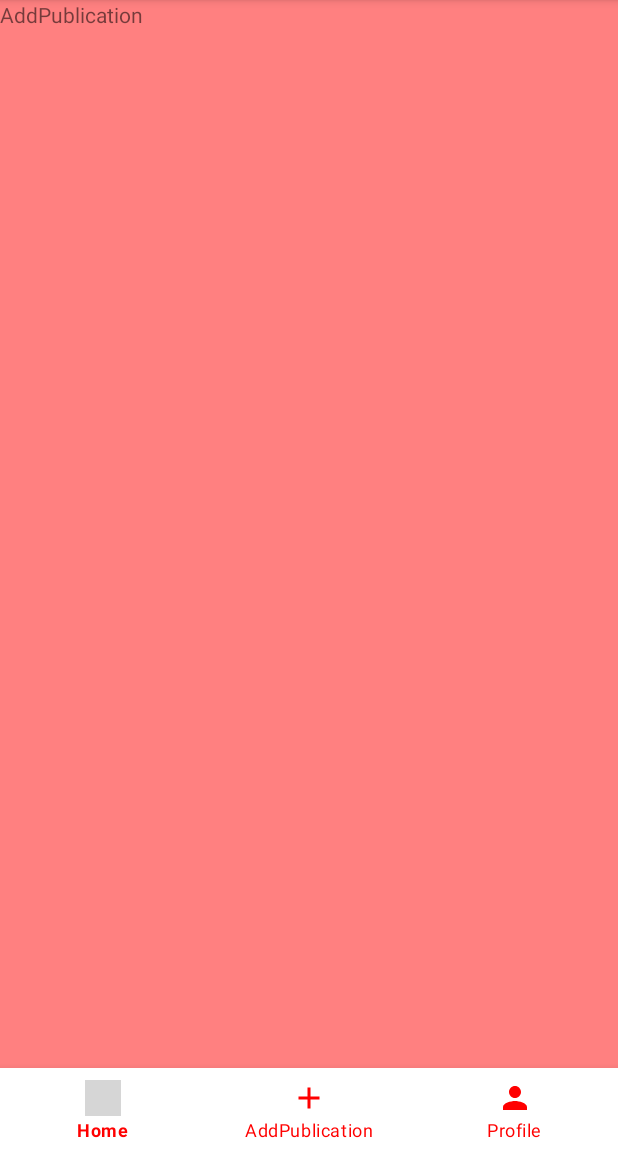
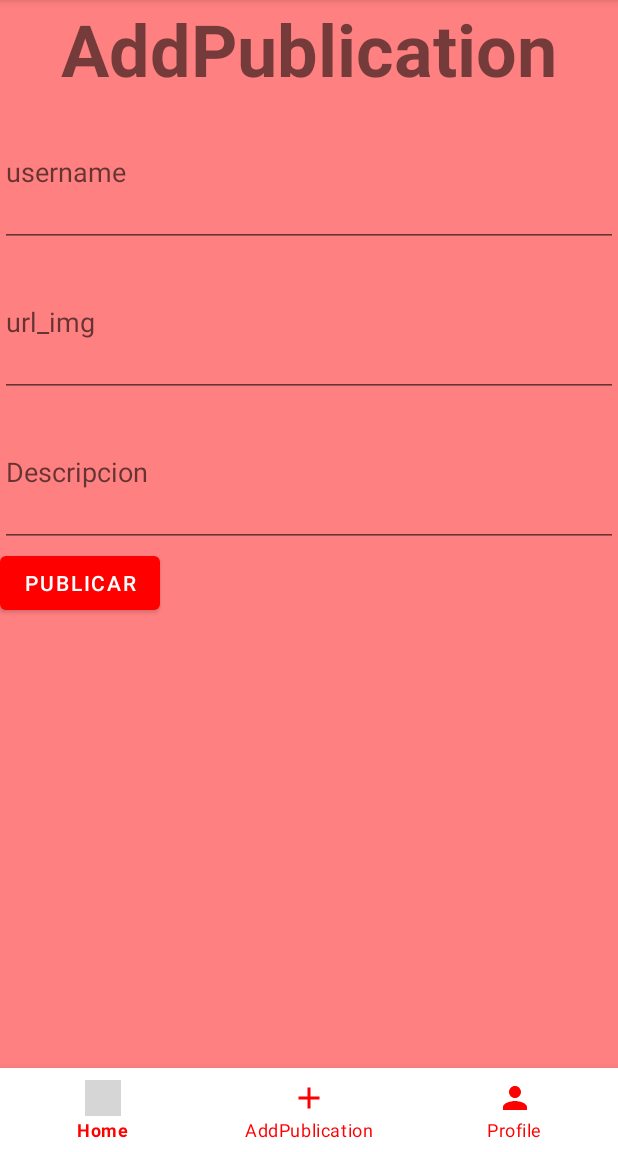
Before and after one commit to rvallbona/Valommunity, an Android app: the fragment AddPublicationFragment placed in its activity, on a phone screen of 412 x 824 dp, the part 84-1236 px from its top. Run offline under Robolectric (Android 15) with nearby library versions, the phone set to English and light mode, and no system bars; our stand-ins replace Firebase (no records; nobody signed in at launch, a user with empty details on screens opened directly); 3 statements that could not run were skipped; grey boxes are pictures that could not be loaded.

Commit message:
database publication fragment

```diff
--- a/app/build.gradle
+++ b/app/build.gradle
@@ -43,6 +43,7 @@ dependencies {
     implementation 'com.google.android.material:material:1.8.0'
     implementation 'androidx.constraintlayout:constraintlayout:2.1.4'
     implementation 'com.google.firebase:firebase-firestore-ktx:24.4.3'
+    implementation 'com.google.firebase:firebase-database-ktx:20.1.0'
     testImplementation 'junit:junit:4.13.2'
     androidTestImplementation 'androidx.test.ext:junit:1.1.5'
     androidTestImplementation 'androidx.test.espresso:espresso-core:3.5.1'
--- a/app/src/main/java/com/example/valommunityapp/Fragments/AddPublicationFragment.kt
+++ b/app/src/main/java/com/example/valommunityapp/Fragments/AddPublicationFragment.kt
@@ -5,7 +5,14 @@ import androidx.fragment.app.Fragment
 import android.view.LayoutInflater
 import android.view.View
 import android.view.ViewGroup
+import android.widget.Button
+import android.widget.EditText
+import com.example.valommunityapp.Publication
 import com.example.valommunityapp.R
+import com.google.firebase.auth.ktx.userProfileChangeRequest
+import com.google.firebase.database.FirebaseDatabase
+import com.google.firebase.database.ktx.database
+import com.google.firebase.ktx.Firebase
 
 // TODO: Rename parameter arguments, choose names that match
 // the fragment initialization parameters, e.g. ARG_ITEM_NUMBER
@@ -22,6 +29,13 @@ class AddPublicationFragment : Fragment() {
     private var param1: String? = null
     private var param2: String? = null
 
+
+    private lateinit var sendButton: Button
+    private lateinit var username: EditText
+    private lateinit var url: EditText
+    private lateinit var description: EditText
+    private lateinit var firebaseDatabase: FirebaseDatabase
+
     override fun onCreate(savedInstanceState: Bundle?) {
         super.onCreate(savedInstanceState)
         arguments?.let {
@@ -29,7 +43,6 @@ class AddPublicationFragment : Fragment() {
             param2 = it.getString(ARG_PARAM2)
         }
     }
-
     override fun onCreateView(
         inflater: LayoutInflater, container: ViewGroup?,
         savedInstanceState: Bundle?
@@ -37,7 +50,19 @@ class AddPublicationFragment : Fragment() {
         // Inflate the layout for this fragment
         return inflater.inflate(R.layout.fragment_add_publication, container, false)
     }
+    override fun onViewCreated(view: View, savedInstanceState: Bundle?) {
+        super.onViewCreated(view, savedInstanceState)
 
+        var database = FirebaseDatabase.getInstance().reference
+
+        sendButton = view.findViewById(R.id.sendButton)
+        sendButton.setOnClickListener {
+            username = view.findViewById(R.id.publication_username)
+            url = view.findViewById(R.id.publication_url)
+            description = view.findViewById(R.id.publication_description)
+            database.setValue(Publication(username.toString(), url.toString(), description.toString()))
+        }
+    }
     companion object {
         /**
          * Use this factory method to create a new instance of
@@ -45,7 +70,7 @@ class AddPublicationFragment : Fragment() {
          *
          * @param param1 Parameter 1.
          * @param param2 Parameter 2.
-         * @return A new instance of fragment AddPublicationFragment.
+         * @return A new instance of fragment AddPublicationFragsment.
          */
         // TODO: Rename and change types and number of parameters
         @JvmStatic
--- a/app/src/main/java/com/example/valommunityapp/Fragments/PerfilFragment.kt
+++ b/app/src/main/java/com/example/valommunityapp/Fragments/PerfilFragment.kt
@@ -10,6 +10,7 @@ import android.widget.TextView
 import androidx.recyclerview.widget.LinearLayoutManager
 import com.example.valommunityapp.R
 import com.example.valommunityapp.adapter.PublicationAdapter
+import com.google.firebase.auth.FirebaseAuth
 import io.grpc.internal.DnsNameResolver.SrvRecord
 
 // TODO: Rename parameter arguments, choose names that match
@@ -30,6 +31,8 @@ class PerfilFragment : Fragment() {
     private lateinit var name: TextView
     private lateinit var email: TextView
 
+    private lateinit var FirebaseAuth: FirebaseAuth
+
     override fun onCreate(savedInstanceState: Bundle?) {
         super.onCreate(savedInstanceState)
         arguments?.let {
@@ -37,7 +40,6 @@ class PerfilFragment : Fragment() {
             param2 = it.getString(ARG_PARAM2)
         }
     }
-
     override fun onCreateView(
         inflater: LayoutInflater, container: ViewGroup?,
         savedInstanceState: Bundle?
@@ -45,18 +47,12 @@ class PerfilFragment : Fragment() {
         // Inflate the layout for this fragment
         return inflater.inflate(R.layout.fragment_perfil, container, false)
     }
-
     override fun onViewCreated(view: View, savedInstanceState: Bundle?) {
         super.onViewCreated(view, savedInstanceState)
-        val layoutManager = LinearLayoutManager(context)
         name = view.findViewById(R.id.nameTextView)
         email = view.findViewById(R.id.emailTextView)
-        setup(name.toString(), email.toString())
+        val user = FirebaseAuth.currentUser
     }
-    private fun setup(name: String, email: String){
-
-    }
-
     companion object {
         /**
          * Use this factory method to create a new instance of
--- a/app/src/main/java/com/example/valommunityapp/MainActivity.kt
+++ b/app/src/main/java/com/example/valommunityapp/MainActivity.kt
@@ -12,7 +12,6 @@ import com.example.valommunityapp.Fragments.HomeFragment
 import com.example.valommunityapp.Fragments.PerfilFragment
 import com.example.valommunityapp.databinding.MainHomeBinding
 import com.google.firebase.auth.FirebaseAuth
-import com.google.firebase.firestore.FirebaseFirestore
 
 class MainActivity : AppCompatActivity() {
 
--- a/app/src/main/java/com/example/valommunityapp/Publication.kt
+++ b/app/src/main/java/com/example/valommunityapp/Publication.kt
@@ -1,5 +1,14 @@
 package com.example.valommunityapp
 
-data class Publication (val name: String, val photo: String, val description: String){
+import java.io.FileDescriptor
 
+class Publication {
+    var name = ""
+    var photo = ""
+    var description = ""
+    constructor(name: String, photo: String, description: String){
+        this.name = name
+        this.photo = photo
+        this.description = description
+    }
 }
--- a/app/src/main/res/layout/fragment_add_publication.xml
+++ b/app/src/main/res/layout/fragment_add_publication.xml
@@ -6,9 +6,49 @@
     android:background="#FF8080"
     tools:context=".Fragments.AddPublicationFragment">
 
-    <TextView
-        android:id="@+id/addPublicationTextView"
-        android:layout_width="wrap_content"
-        android:layout_height="wrap_content"
-        android:text="AddPublication" />
+    <LinearLayout
+        android:layout_width="match_parent"
+        android:layout_height="match_parent"
+        android:orientation="vertical">
+
+        <TextView
+            android:id="@+id/addPublication"
+            android:layout_width="match_parent"
+            android:layout_height="wrap_content"
+            android:text="AddPublication"
+            android:textAlignment="center"
+            android:textSize="48sp"
+            android:textStyle="bold" />
+
+        <EditText
+            android:id="@+id/publication_username"
+            android:layout_width="match_parent"
+            android:layout_height="100dp"
+            android:ems="10"
+            android:hint="username"
+            android:inputType="textPersonName" />
+
+        <EditText
+            android:id="@+id/publication_url"
+            android:layout_width="match_parent"
+            android:layout_height="100dp"
+            android:ems="10"
+            android:hint="url_img"
+            android:inputType="textPersonName" />
+
+        <EditText
+            android:id="@+id/publication_description"
+            android:layout_width="match_parent"
+            android:layout_height="100dp"
+            android:ems="10"
+            android:hint="Descripcion"
+            android:inputType="textPersonName" />
+
+        <Button
+            android:id="@+id/sendButton"
+            android:layout_width="wrap_content"
+            android:layout_height="wrap_content"
+            android:text="Publicar" />
+
+    </LinearLayout>
 </FrameLayout>
--- a/app/src/main/res/layout/fragment_perfil.xml
+++ b/app/src/main/res/layout/fragment_perfil.xml
@@ -21,13 +21,13 @@
             android:id="@+id/nameTextView"
             android:layout_width="match_parent"
             android:layout_height="wrap_content"
-            android:text="name" />
+            android:hint="username" />
 
         <TextView
             android:id="@+id/emailTextView"
             android:layout_width="match_parent"
             android:layout_height="wrap_content"
-            android:text="email" />
+            android:hint="email" />
 
     </LinearLayout>
 </FrameLayout>
```
